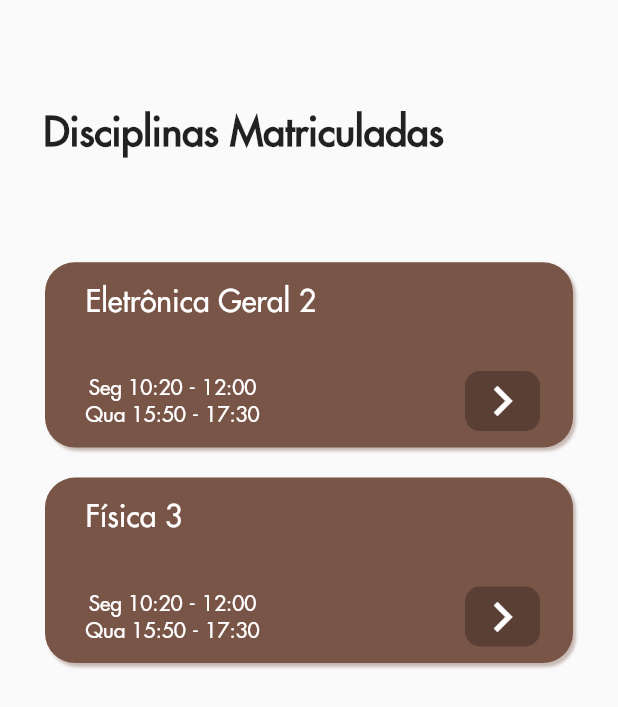
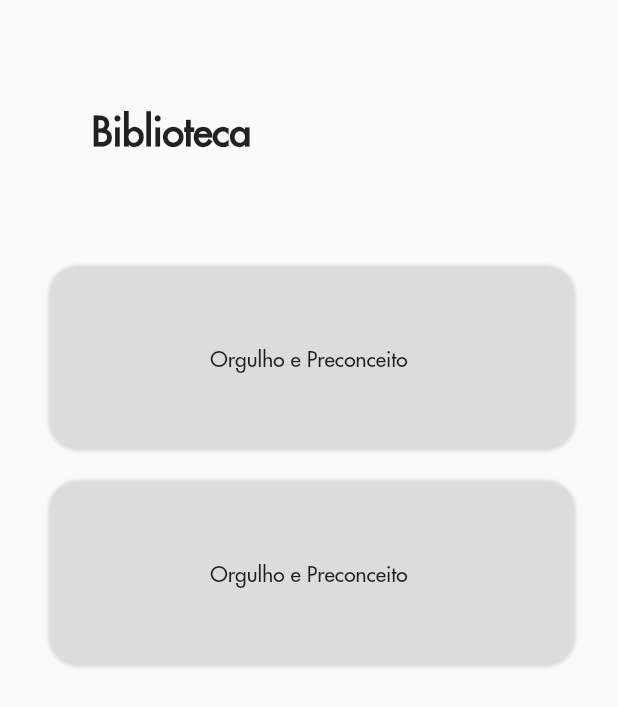
Before and after one commit to GabrielFrizzo/Cefetapp, a Flutter app: the screen it shows after launch, after a tap on "Biblioteca", on a phone screen of 412 x 824 dp. Shown: the top 707 px of the screen. Run offline on Flutter 3.47's test engine with Material 2 defaults, Android fonts, the phone set to English and light mode, and no system bars; network calls fail.

Commit message:
Add hero and start library page

```diff
--- a/mob_flutter/cefetapp/lib/home_page.dart
+++ b/mob_flutter/cefetapp/lib/home_page.dart
@@ -1,3 +1,4 @@
+import 'package:cefetapp/library_page.dart';
 import 'package:cefetapp/presentation/cefet_icon_icons.dart';
 import 'package:cefetapp/subjects_page.dart';
 import 'package:flutter/material.dart';
@@ -112,7 +113,7 @@ class MyHomePage extends StatelessWidget {
                       context,
                       buttonTxt: 'Biblioteca',
                       icon: CefetIcon.books,
-                      route: SubjectsPage(),
+                      route: LibraryPage(),
                     ),
                     buildHomeButton(
                       context,
@@ -123,7 +124,7 @@ class MyHomePage extends StatelessWidget {
                     ),
                     buildHomeButton(
                       context,
-                      buttonTxt: 'Disciplinas',
+                      buttonTxt: 'Disciplinas Matriculadas',
                       icon: CefetIcon.paper,
                       route: SubjectsPage(),
                     ),
@@ -166,7 +167,10 @@ class MyHomePage extends StatelessWidget {
         onPressed: () {
           Navigator.push(
             context,
-            MaterialPageRoute(builder: (context) => route),
+            PageRouteBuilder(
+              transitionDuration: Duration(milliseconds: 800),
+              pageBuilder: (_, __, ___) => route,
+            ),
           );
         },
         elevation: 0,
@@ -174,10 +178,20 @@ class MyHomePage extends StatelessWidget {
           mainAxisSize: MainAxisSize.min,
           children: <Widget>[
             Expanded(
-              child: Text(
-                buttonTxt,
-                textAlign: TextAlign.left,
-                style: TextStyle(fontSize: 25, color: Colors.black87),
+              child: Hero(
+                tag: buttonTxt,
+                child: Material(
+                  //Fixes Hero bug with text
+                  color: Colors.transparent,
+                  child: Text(
+                    buttonTxt,
+                    textAlign: TextAlign.left,
+                    style: TextStyle(
+                      fontSize: 26,
+                      color: Colors.black87,
+                    ),
+                  ),
+                ),
               ),
             ),
             Icon(icon, size: 50),
--- /dev/null
+++ b/mob_flutter/cefetapp/lib/library_page.dart
@@ -0,0 +1,70 @@
+import 'package:flutter/material.dart';
+
+class LibraryPage extends StatelessWidget {
+  final _books = [
+    ['Orgulho e Preconceito', 'Jane Austen', 3],
+    ['Orgulho e Preconceito', 'Jane Austen', 2],
+  ];
+
+  @override
+  Widget build(BuildContext context) {
+    return Scaffold(
+      body: Column(
+        crossAxisAlignment: CrossAxisAlignment.center,
+        children: <Widget>[
+          Container(
+            alignment: Alignment(-0.6, 0),
+            height: MediaQuery.of(context).size.height * 0.2,
+            child: Hero(
+              tag: 'Biblioteca',
+              child: Material(
+                //Fixes Hero bug with text
+                color: Colors.transparent,
+                child: Text(
+                  'Biblioteca',
+                  style: TextStyle(
+                    fontWeight: FontWeight.bold,
+                    fontSize: 26,
+                    color: Colors.black87,
+                  ),
+                ),
+              ),
+            ),
+          ),
+          Expanded(
+            child: ListView(
+                padding: EdgeInsets.symmetric(horizontal: 30),
+                children: _books
+                    .map((_book) => _buildBookTile(context, _book))
+                    .toList()),
+          )
+        ],
+      ),
+    );
+  }
+
+  Widget _buildBookTile(BuildContext context, List<Object> book) {
+    return Container(
+      padding: EdgeInsets.all(1),
+      margin: EdgeInsets.symmetric(vertical: 10),
+      height: MediaQuery.of(context).size.height * 0.15,
+      decoration: BoxDecoration(
+        borderRadius: BorderRadius.circular(20),
+        boxShadow: [
+          BoxShadow(
+            color: Colors.black12,
+            offset: Offset(2, 2),
+            blurRadius: 1,
+          ),
+        ],
+      ),
+      child: FlatButton(
+        shape: RoundedRectangleBorder(
+          borderRadius: BorderRadius.circular(20),
+        ),
+        onPressed: () {},
+        child: Text(book[0]),
+      ),
+    );
+  }
+}
--- a/mob_flutter/cefetapp/lib/subjects_page.dart
+++ b/mob_flutter/cefetapp/lib/subjects_page.dart
@@ -29,9 +29,20 @@ class SubjectsPage extends StatelessWidget {
           Container(
             alignment: Alignment(-0.6, 0),
             height: MediaQuery.of(context).size.height * 0.2,
-            child: Text(
-              'Disciplinas Matriculadas',
-              style: TextStyle(fontWeight: FontWeight.bold, fontSize: 26),
+            child: Hero(
+              tag: 'Disciplinas Matriculadas',
+              child: Material(
+                //Fixes Hero bug with text
+                color: Colors.transparent,
+                child: Text(
+                  'Disciplinas Matriculadas',
+                  style: TextStyle(
+                    fontWeight: FontWeight.bold,
+                    fontSize: 26,
+                    color: Colors.black87,
+                  ),
+                ),
+              ),
             ),
           ),
           Expanded(
```
